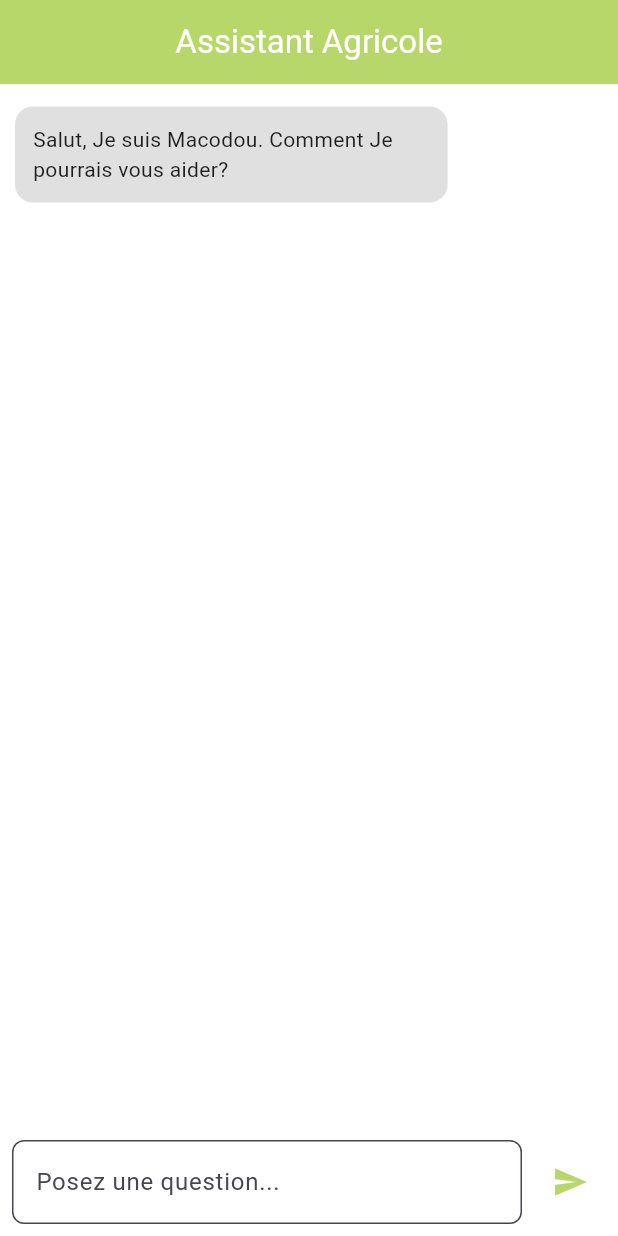
After one commit to AlphaSierraDelta2849/agripas, a Flutter app: the ChatScreen screen opened directly, on a phone screen of 412 x 824 dp. The commit adds this screen. Run offline on Flutter 3.47's test engine with Material 3 defaults, Android fonts, the phone set to English and light mode, and no system bars; our stand-ins replace carousel_slider, flutter_map, font_awesome_flutter, geolocator, google_maps_flutter, latlong2 and 2 more.

Commit message:
ajout chatBot

```diff
--- a/lib/main.dart
+++ b/lib/main.dart
@@ -1,3 +1,4 @@
+import 'package:agripas/screens/chatBot.dart';
 import 'package:agripas/screens/irrigations.dart';
 import 'package:flutter/material.dart';
 import 'screens/home.dart'; // Import de la page d'accueil
@@ -40,6 +41,7 @@ class MyApp extends StatelessWidget {
         '/home': (context) => const HomePage(), // Route vers la page Home
         '/conseilAgricole': (context) => const ConseilAgricolePage(), // Route vers la page Conseil Agricole
         '/irrigations': (context) => const IrrigationPage(),
+        '/chat': (context) => ChatBotApp(),
       },
     );
   }
--- /dev/null
+++ b/lib/screens/chatBot.dart
@@ -0,0 +1,112 @@
+import 'dart:convert';
+import 'package:agripas/services/chatbotService.dart';
+import 'package:flutter/material.dart';
+import 'package:http/http.dart' as http;
+
+class ChatBotApp extends StatelessWidget {
+  @override
+  Widget build(BuildContext context) {
+    return MaterialApp(
+      debugShowCheckedModeBanner: false,
+      home: ChatScreen(),
+    );
+  }
+}
+
+class ChatScreen extends StatefulWidget {
+  @override
+  _ChatScreenState createState() => _ChatScreenState();
+}
+
+class _ChatScreenState extends State<ChatScreen> {
+  final Map<String, String> salutations = {'text':'Salut, Je suis Macodou. Comment Je pourrais vous aider?'};
+  final List<Map<String, String>> messages = []; // Stocke les messages
+  final TextEditingController _controller = TextEditingController();
+
+  @override
+  void initState() {
+    // TODO: implement initState
+    super.initState();
+    messages.add(salutations);
+  }
+  _sendMessage(String text) async {
+    final chatbotService = ChatbotService();
+    final response = await chatbotService.sendMessage(text);
+    setState(() {
+      messages.add({'sender': 'bot','message':response});
+    });
+  }
+
+  @override
+  Widget build(BuildContext context) {
+    return Scaffold(
+      appBar: AppBar(
+        backgroundColor: Color(0xFFB7D76A),
+        title: Text('Assistant Agricole'),
+        centerTitle: true,
+      ),
+      body: Column(
+        children: [
+          // Zone de messages
+          Expanded(
+            child: ListView.builder(
+              padding: EdgeInsets.all(10),
+              itemCount: messages.length,
+              itemBuilder: (context, index) {
+                final message = messages[index];
+                final isUser = message['sender'] == 'user';
+
+                return Align(
+                  alignment: isUser ? Alignment.centerRight : Alignment.centerLeft,
+                  child: Container(
+                    margin: EdgeInsets.symmetric(vertical: 5),
+                    padding: EdgeInsets.all(12),
+                    constraints: BoxConstraints(maxWidth: MediaQuery.of(context).size.width * 0.7),
+                    decoration: BoxDecoration(
+                      color: isUser ? Color(0xFFB7D76A) : Color(0xFFE0E0E0),
+                      borderRadius: BorderRadius.circular(12),
+                    ),
+                    child: Text(
+                      message['text']!,
+                      style: TextStyle(
+                        color: isUser ? Colors.white : Colors.black87,
+                      ),
+                    ),
+                  ),
+                );
+              },
+            ),
+          ),
+
+          // Barre de saisie
+          Padding(
+            padding: const EdgeInsets.all(8.0),
+            child: Row(
+              children: [
+                Expanded(
+                  child: TextField(
+                    controller: _controller,
+                    decoration: InputDecoration(
+                      hintText: 'Posez une question...',
+                      border: OutlineInputBorder(
+                        borderRadius: BorderRadius.circular(8),
+                      ),
+                      filled: true,
+                      fillColor: Colors.white,
+                    ),
+                  ),
+                ),
+                SizedBox(width: 8),
+                IconButton(
+                  onPressed: () => _sendMessage(_controller.text),
+                  icon: Icon(Icons.send),
+                  color: Color(0xFFB7D76A),
+                ),
+              ],
+            ),
+          ),
+        ],
+      ),
+    );
+  }
+}
--- a/lib/screens/home.dart
+++ b/lib/screens/home.dart
@@ -21,16 +21,12 @@ class _HomePageState extends State<HomePage> {
     super.initState();
     fetchWeather();
   }
-void translate(message){
-  Intl.withLocale('fr', () => print(message()));
 
-}
   Future<void> fetchWeather() async {
     try {
       final data = await _weatherService.fetchWeatherData(14.6928, -17.4467);
       setState(() {
-        weatherData = data.isNotEmpty ? data[0] : null;
-        print(weatherData);
+        weatherData = data.isNotEmpty ? data[4] : null;
         isLoading = false;
       });
     } catch (e) {
```
Also changed, not shown: lib/services/chatbotService.dart (added, +29 -0 lines), pubspec.lock.
